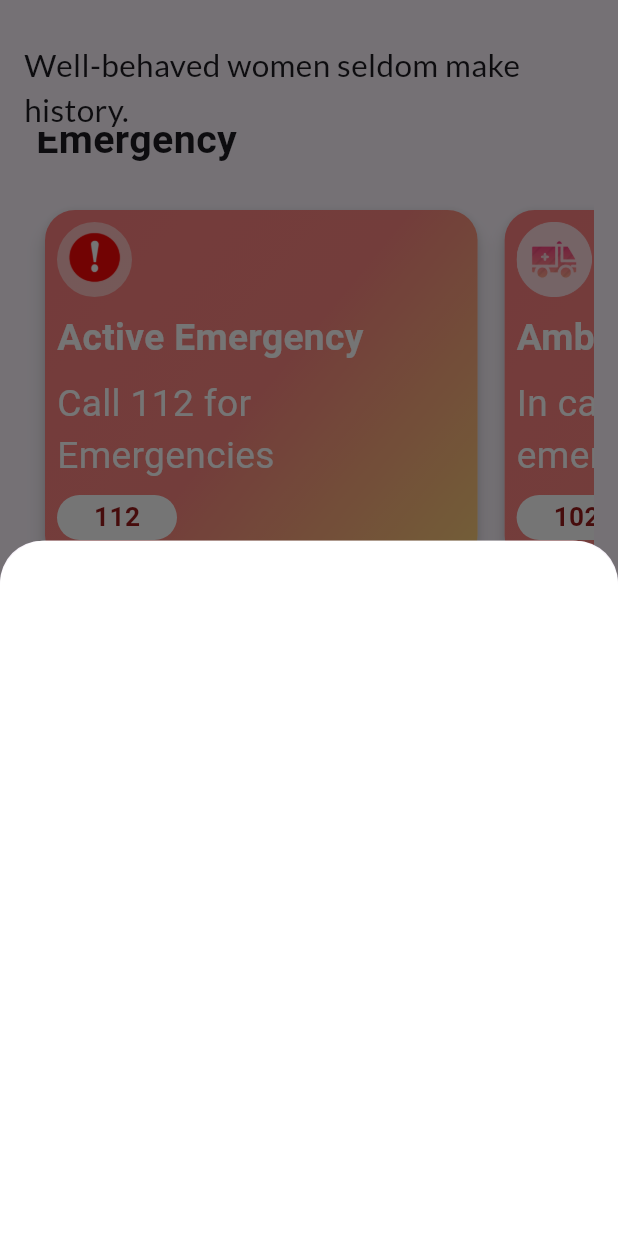
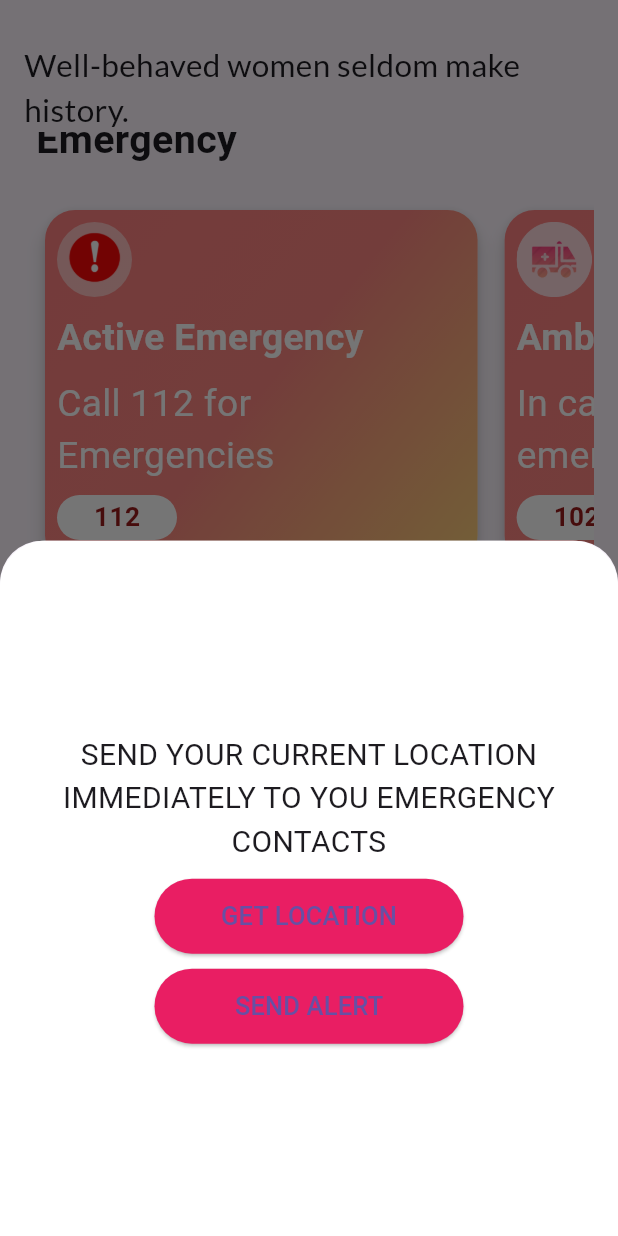
Before and after one commit to hardiksehgal2/women_safety, a Flutter app: the screen it shows after launch, scrolled down 244 dp, after a tap on "Send Location", on a phone screen of 412 x 824 dp. Run offline on Flutter 3.47's test engine with Material 3 defaults, Android fonts, the phone set to English and light mode, and no system bars; our stand-ins replace carousel_slider, cloud_firestore, contacts_service, firebase_auth, firebase_core, fluttertoast and 8 more; missing offline and left inert: background_sms, dart:html, flutter_phone_direct_caller; accounts and stored records are empty; network calls fail; Roboto replaces fonts that are missing (Abel).

Commit message:
second commit

```diff
--- a/lib/Components/PrimaryButton.dart
+++ b/lib/Components/PrimaryButton.dart
@@ -20,11 +20,13 @@ class PrimaryButton extends StatelessWidget {
         child: Text(title,
         style: TextStyle(
           fontWeight: FontWeight.bold,
-          fontSize: 18
+          fontSize: 18,
+          color: Colors.white
         ),
         ),
         style: ElevatedButton.styleFrom(
           backgroundColor: Colors.blue,
+
           shape: RoundedRectangleBorder(
             borderRadius: BorderRadius.circular(30),
           ),
--- a/lib/db/shared_pref.dart
+++ b/lib/db/shared_pref.dart
@@ -4,13 +4,17 @@ import 'package:shared_preferences/shared_preferences.dart';
 class MySharedPreference{
 
   static SharedPreferences? _preferences;
-  static const String mkey='usertype';
-  static init() async{
+  static const String key = 'usertype';
+
+  static init() async {
     _preferences = await SharedPreferences.getInstance();
     return _preferences;
   }
- static Future saveUserType(String type)async{
-    return await _preferences!.setString(mkey, type);
+
+  static Future saveUserType(String type) async {
+    return await _preferences!.setString(key, type);
   }
-  static Future<String>? getUserType()async=>await _preferences!.getString(mkey)??"";
+
+  static Future<String>? getUserType() async =>
+      await _preferences!.getString(key) ?? "";
 }
--- a/lib/widgets/home_widgets/safehome/SafeHome.dart
+++ b/lib/widgets/home_widgets/safehome/SafeHome.dart
@@ -1,31 +1,174 @@
+import 'package:background_sms/background_sms.dart';
 import 'package:flutter/material.dart';
+import 'package:fluttertoast/fluttertoast.dart';
+import 'package:geocoding/geocoding.dart';
+import 'package:geolocator/geolocator.dart';
+import 'package:permission_handler/permission_handler.dart';
+
 import 'package:velocity_x/velocity_x.dart';
-class SafeHome extends StatelessWidget {
+import 'package:women_saftey/Components/PrimaryButton.dart';
+
+import '../../../db/db_services.dart';
+import '../../../model/contactsm.dart';
+class SafeHome extends StatefulWidget {
   const SafeHome({Key? key}) : super(key: key);
-  showModelSafeHome(BuildContext context){
-    showModalBottomSheet(context: context,
-        builder: (context){
-          return Container(
-            height: MediaQuery.of(context).size.height/1.4,
-              decoration: BoxDecoration(
-                color: Colors.white,
-                    borderRadius: BorderRadius.only(
-                        topLeft: Radius.circular(30),
-                      topRight: Radius.circular(30),
-                    )
-              ),
 
-              // color: Colors.lightBlueAccent,
-              // width: MediaQuery.of(context).size.width,
+  @override
+  State<SafeHome> createState() => _SafeHomeState();
+}
 
-          );
-        }
+class _SafeHomeState extends State<SafeHome> {
+  Position? _curentPosition;
+  String? _curentAddress;
+  LocationPermission? permission;
+
+  _isPermissionGranted() async => await Permission.sms.status.isGranted;
+  _sendSms(String phoneNumber, String message, {int? simSlot}) async {
+    SmsStatus result = await BackgroundSms.sendMessage(
+        phoneNumber: phoneNumber, message: message, simSlot: 1);
+    if (result == SmsStatus.sent) {
+      print("Sent");
+      Fluttertoast.showToast(msg: "send");
+    } else {
+      Fluttertoast.showToast(msg: "failed");
+    }
+  }
+
+  Future<bool> _handleLocationPermission() async {
+    bool serviceEnabled;
+    LocationPermission permission;
+
+    serviceEnabled = await Geolocator.isLocationServiceEnabled();
+    if (!serviceEnabled) {
+      ScaffoldMessenger.of(context).showSnackBar(const SnackBar(
+          content: Text(
+              'Location services are disabled. Please enable the services')));
+      return false;
+    }
+    permission = await Geolocator.checkPermission();
+    if (permission == LocationPermission.denied) {
+      permission = await Geolocator.requestPermission();
+      if (permission == LocationPermission.denied) {
+        ScaffoldMessenger.of(context).showSnackBar(
+            const SnackBar(content: Text('Location permissions are denied')));
+        return false;
+      }
+    }
+    if (permission == LocationPermission.deniedForever) {
+      ScaffoldMessenger.of(context).showSnackBar(const SnackBar(
+          content: Text(
+              'Location permissions are permanently denied, we cannot request permissions.')));
+      return false;
+    }
+    return true;
+  }
+
+  _getCurrentLocation() async {
+    final hasPermission = await _handleLocationPermission();
+    if (!hasPermission) return;
+    await Geolocator.getCurrentPosition(
+        desiredAccuracy: LocationAccuracy.high,
+        forceAndroidLocationManager: true)
+        .then((Position position) {
+      setState(() {
+        _curentPosition = position;
+        print(_curentPosition!.latitude);
+        _getAddressFromLatLon();
+      });
+    }).catchError((e) {
+      Fluttertoast.showToast(msg: e.toString());
+    });
+  }
+
+  _getAddressFromLatLon() async {
+    try {
+      List<Placemark> placemarks = await placemarkFromCoordinates(
+          _curentPosition!.latitude, _curentPosition!.longitude);
+
+      Placemark place = placemarks[0];
+      setState(() {
+        _curentAddress =
+        "${place.locality},${place.postalCode},${place.street},";
+      });
+    } catch (e) {
+      Fluttertoast.showToast(msg: e.toString());
+    }
+  }
+
+  @override
+  void initState() {
+    super.initState();
+
+    _getCurrentLocation();
+  }
+
+
+  showModelSafeHome(BuildContext context) {
+    showModalBottomSheet(
+      context: context,
+      builder: (context) {
+        return Container(
+          height: MediaQuery.of(context).size.height / 1.4,
+          child: Padding(
+            padding: const EdgeInsets.all(14.0),
+            child: Column(
+              mainAxisAlignment: MainAxisAlignment.center,
+              children: [
+                Text(
+                  "SEND YOUR CURRENT LOCATION IMMEDIATELY TO YOU EMERGENCY CONTACTS",
+                  textAlign: TextAlign.center,
+                  style: TextStyle(fontSize: 20),
+                ),
+                SizedBox(height: 10),
+                if (_curentPosition != null) Text(_curentAddress!),
+                PrimaryButton(
+                    title: "GET LOCATION",
+                    onPressed: () {
+                      _getCurrentLocation();
+                    }),
+                SizedBox(height: 10),
+                PrimaryButton(
+                    title: "SEND ALERT",
+                    onPressed: () async {
+                      String recipients = "";
+                      List<TContact> contactList =
+                      await DatabaseHelper().getContactList();
+                      print(contactList.length);
+                      if (contactList.isEmpty) {
+                        Fluttertoast.showToast(
+                            msg: "emergency contact is empty");
+                      } else {
+                        String messageBody =
+                            "https://www.google.com/maps/search/?api=1&query=${_curentPosition!.latitude}%2C${_curentPosition!.longitude}. $_curentAddress";
+
+                        if (await _isPermissionGranted()) {
+                          contactList.forEach((element) {
+                            _sendSms("${element.number}",
+                                "i am in trouble $messageBody",simSlot:1);
+                          });
+                        } else {
+                          Fluttertoast.showToast(msg: "something wrong");
+                        }
+                      }
+                    }),
+              ],
+            ),
+          ),
+          decoration: BoxDecoration(
+              color: Colors.white,
+              borderRadius: BorderRadius.only(
+                topLeft: Radius.circular(30),
+                topRight: Radius.circular(30),
+              )),
+        );
+      },
     );
   }
+
   @override
   Widget build(BuildContext context) {
     return InkWell(
-      onTap: ()=>showModelSafeHome(context),
+      onTap: () => showModelSafeHome(context),
       child: Card(
         elevation: 5,
         shape: RoundedRectangleBorder(
@@ -33,27 +176,22 @@ class SafeHome extends StatelessWidget {
         ),
         child: Container(
           height: 180,
-          width: MediaQuery.of(context).size.width*0.7,
-          decoration: BoxDecoration(
-
-          ),
+          width: MediaQuery.of(context).size.width * 0.7,
+          decoration: BoxDecoration(),
           child: Row(
             children: [
               Expanded(
                   child: Column(
                     children: [
                       ListTile(
-                        title: "Send Location".text.bold.make(),
-                        subtitle: "Share Location".text.make(),
-                      )
+                        title: Text("Send Location"),
+                        subtitle: Text("Share Location"),
+                      ),
                     ],
-                  )
-              ),
-              //we use this widget as it Creates a rounded-rectangular clip.
+                  )),
               ClipRRect(
-                borderRadius: BorderRadius.circular(20),
-                child: Image.asset("assets/route.jpg"),
-              )
+                  borderRadius: BorderRadius.circular(20),
+                  child: Image.asset('assets/route.jpg')),
             ],
           ),
         ),
@@ -61,3 +199,32 @@ class SafeHome extends StatelessWidget {
     );
   }
 }
+
+class PrimaryButton extends StatelessWidget {
+  final String title;
+  final Function onPressed;
+  bool loading;
+  PrimaryButton(
+      {required this.title, required this.onPressed, this.loading = false});
+
+  @override
+  Widget build(BuildContext context) {
+    return Container(
+      height: 50,
+      width: MediaQuery.of(context).size.width * 0.5,
+      child: ElevatedButton(
+        onPressed: () {
+          onPressed();
+        },
+        child: Text(
+          title,
+          style: TextStyle(fontSize: 17),
+        ),
+        style: ElevatedButton.styleFrom(
+            backgroundColor: Colors.pink,
+            shape: RoundedRectangleBorder(
+                borderRadius: BorderRadius.circular(30))),
+      ),
+    );
+  }
+}
--- a/pubspec.yaml
+++ b/pubspec.yaml
@@ -49,7 +49,10 @@ dependencies:
   permission_handler: ^10.4.5
   contacts_service: ^0.6.3
   sqflite: ^2.3.2
-
+  background_sms: ^0.0.4
+  geocoding: ^3.0.0
+  geolocator: ^11.0.0
+  sqflite_common_ffi_web: ^0.4.2+3
 
 dev_dependencies:
   flutter_test:
```
Also changed, not shown: pubspec.lock, 5 other files.
